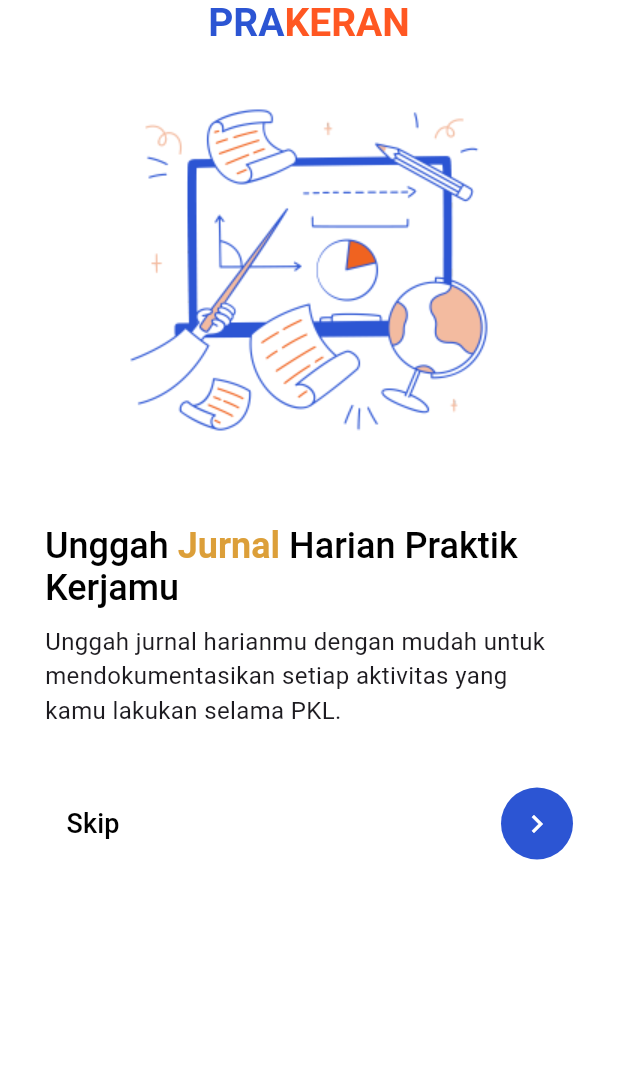
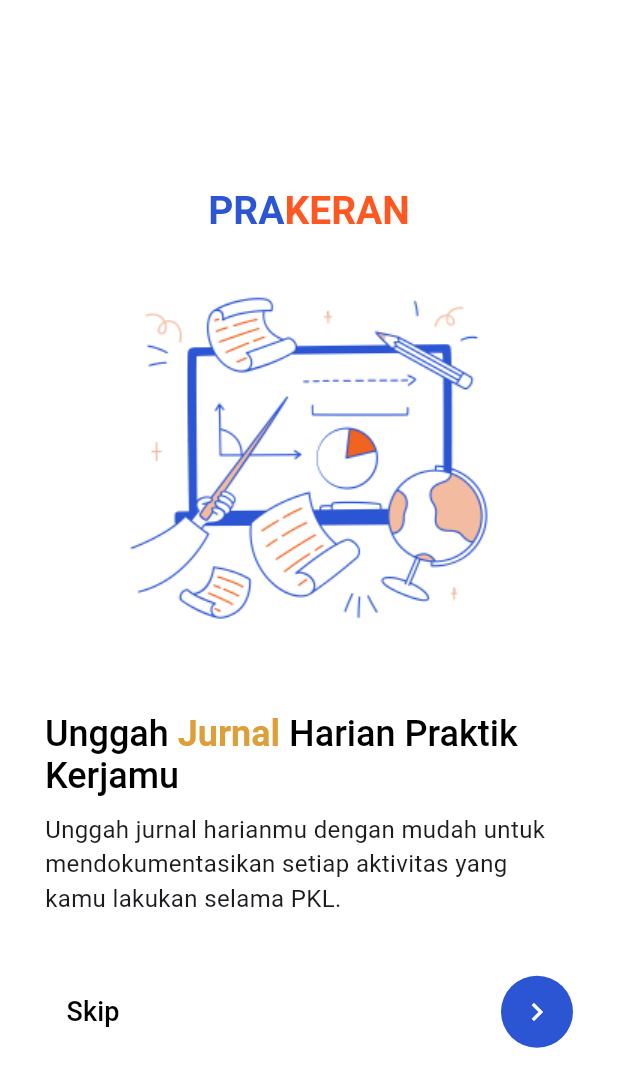
Before and after one commit to Tim-Situ/simpkl-mobile, a Flutter app: the screen it shows after launch, on a phone screen of 412 x 824 dp. Shown: the top 1087 px of the screen. Run offline on Flutter 3.47's test engine with Material 3 defaults, Android fonts, the phone set to English and light mode, and no system bars; our stand-ins replace carousel_slider, flutter_local_notifications, image_picker; missing offline and left inert: panara_dialogs.

Commit message:
merge haulul

```diff
--- a/lib/pages/wellcomePage1.dart
+++ b/lib/pages/wellcomePage1.dart
@@ -8,8 +8,7 @@ class WellcomePage1 extends StatelessWidget {
   @override
   Widget build(BuildContext context) {
     return Scaffold(
-      body: SingleChildScrollView(
-        child: SafeArea(
+      body: SafeArea(
         bottom: false,
         child: Center(
           child: Padding(
@@ -148,7 +147,6 @@ class WellcomePage1 extends StatelessWidget {
           ),
         ),
       ),
-      ),
     );
   }
 }
```
Also changed, not shown: pubspec.lock. Lines whose indentation alone changed are shown as unchanged.
